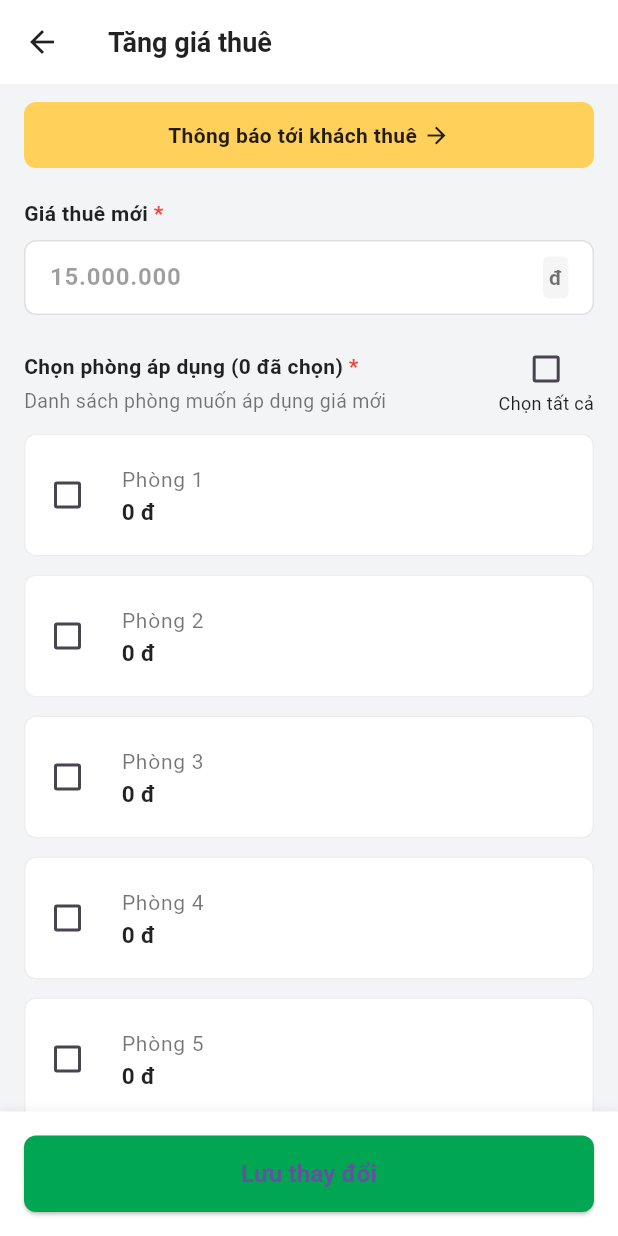
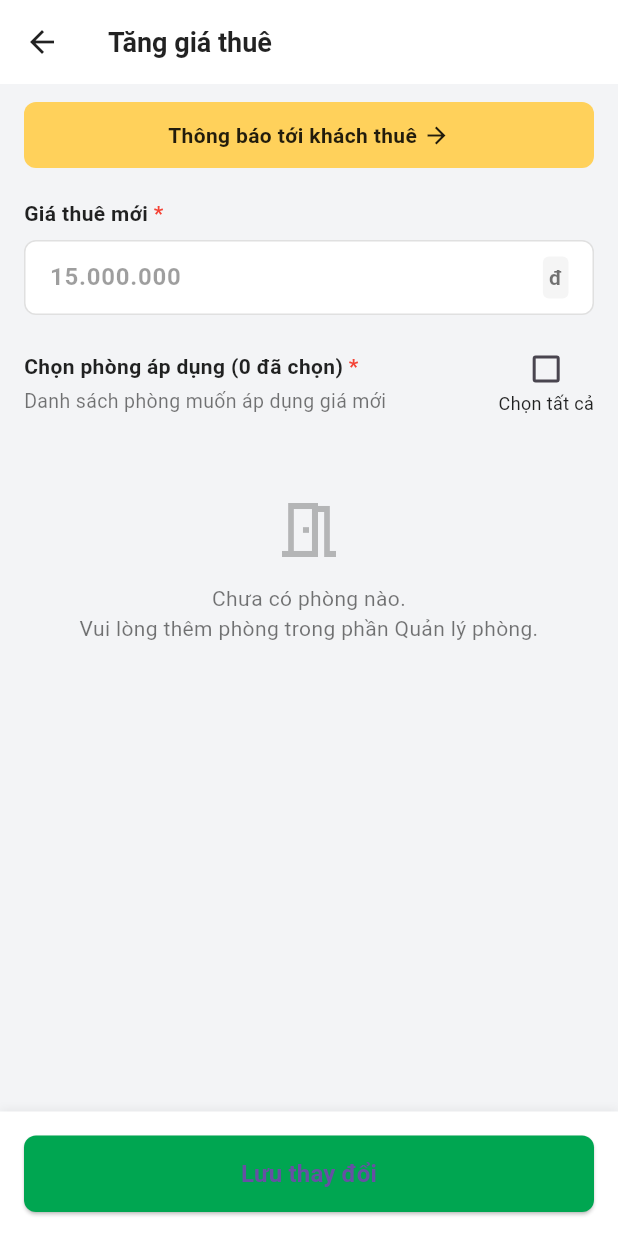
Before and after one commit to Huyit2k5/lozido, a Flutter app: the IncreaseRentPage screen opened directly with empty values, on a phone screen of 412 x 824 dp. Run offline on Flutter 3.47's test engine with Material 3 defaults, Android fonts, the phone set to English and light mode, and no system bars; our stand-ins replace cloud_firestore, device_info_plus, firebase_auth, firebase_core, package_info_plus; missing offline and left inert: dvhcvn; accounts and stored records are empty; network calls fail; statements that could not run were skipped.

Commit message:
Fix list phòng ảo trong danh sách phần tăng giá cho thuê

```diff
--- a/lib/presentation/pages/home/increase_rent_page.dart
+++ b/lib/presentation/pages/home/increase_rent_page.dart
@@ -52,7 +52,7 @@ class _IncreaseRentPageState extends State<IncreaseRentPage> {
           .collection('houses')
           .doc(widget.houseId)
           .collection('rooms')
-          .orderBy('name')
+          .orderBy('createdAt', descending: false)
           .get();
 
       if (snapshot.docs.isNotEmpty) {
@@ -61,23 +61,13 @@ class _IncreaseRentPageState extends State<IncreaseRentPage> {
           final data = doc.data();
           return RoomItem(
             id: doc.id,
-            name: data['name'] ?? 'Phòng',
+            name: data['roomName'] ?? data['name'] ?? 'Phòng',
             price: (data['price'] ?? 0).toDouble(),
           );
         }).toList();
       } else {
-        // Chưa có dữ liệu -> Tạo danh sách ảo từ roomCount
-        int roomCount = widget.houseData['roomCount'] ?? 0;
-        if (roomCount <= 0) roomCount = 5; // Fallback
-
-        double defaultPrice = (widget.houseData['price'] ?? 0).toDouble();
-
-        _rooms = List.generate(roomCount, (index) {
-          return RoomItem(
-            name: "Phòng ${index + 1}",
-            price: defaultPrice,
-          );
-        });
+        // Không tạo dữ liệu ảo nữa, chỉ hiển thị danh sách rỗng
+        _rooms = [];
       }
     } catch (e) {
       debugPrint("Lỗi tải danh sách phòng: $e");
@@ -322,6 +312,23 @@ class _IncreaseRentPageState extends State<IncreaseRentPage> {
                         const SizedBox(height: 12),
 
                         // Danh sách phòng
+                        if (_rooms.isEmpty)
+                          Container(
+                            width: double.infinity,
+                            padding: const EdgeInsets.symmetric(vertical: 40),
+                            child: Column(
+                              children: const [
+                                Icon(Icons.meeting_room_outlined, size: 48, color: Colors.black26),
+                                SizedBox(height: 12),
+                                Text(
+                                  "Chưa có phòng nào.\nVui lòng thêm phòng trong phần Quản lý phòng.",
+                                  textAlign: TextAlign.center,
+                                  style: TextStyle(color: Colors.black54, fontSize: 14),
+                                ),
+                              ],
+                            ),
+                          )
+                        else
                           ..._rooms.map((room) {
                             return Container(
                               margin: const EdgeInsets.only(bottom: 12),
```
Lines whose indentation alone changed are shown as unchanged.
